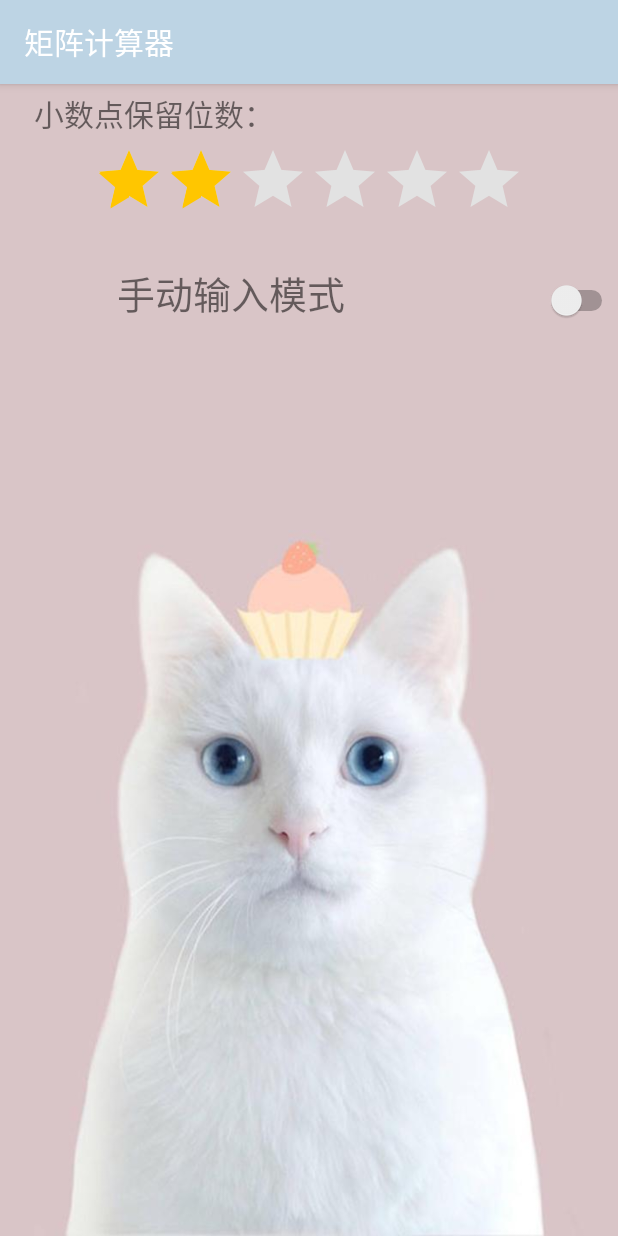
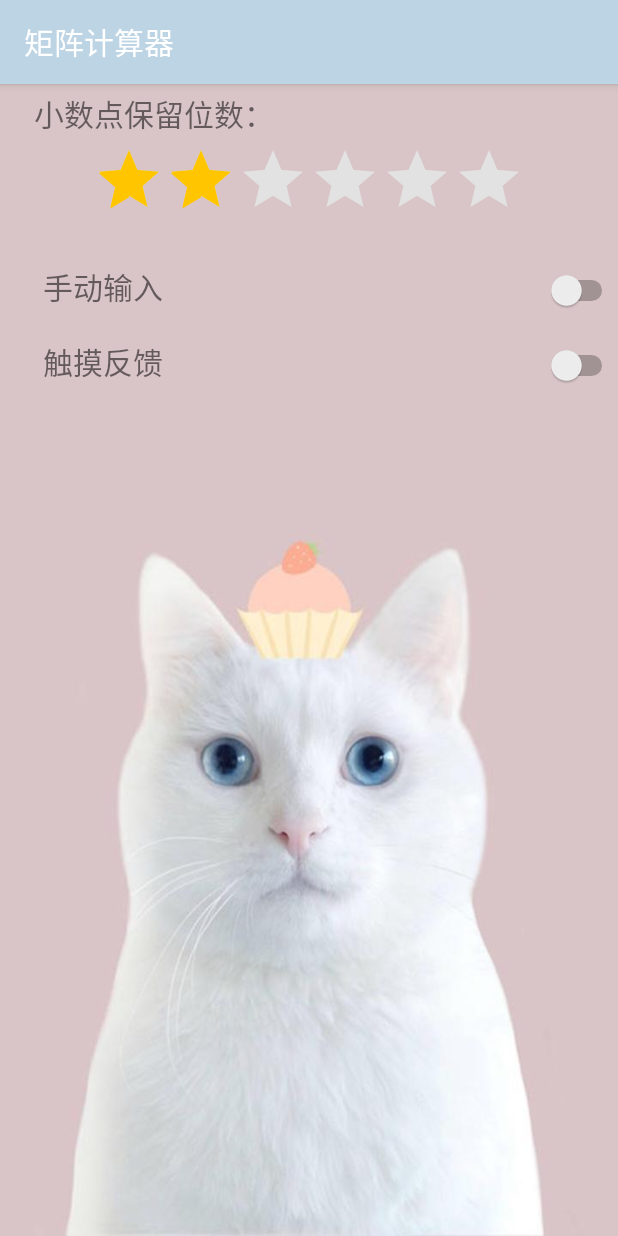
Before and after one commit to luolaihua/MyCalculator, an Android app: the screen it shows after launch (Setting), in the options menu, after a tap on "设置", on a phone screen of 412 x 824 dp. Run offline under Robolectric (Android 15) with nearby library versions, the light colour scheme and no system bars.

Commit message:
增加触摸反馈，可以自由切换
Signed-off-by: luolaihua <1973653885@qq.com>

```diff
--- a/app/src/main/AndroidManifest.xml
+++ b/app/src/main/AndroidManifest.xml
@@ -3,7 +3,7 @@
     package="com.luo.matrixcaculator">
 
     <uses-permission android:name="android.permission.INTERNET" />
-
+    <uses-permission android:name="android.permission.VIBRATE"/>
     <application
         android:name=".MyApplication"
         android:allowBackup="true"
--- a/app/src/main/java/com/luo/matrixcaculator/MainActivity.java
+++ b/app/src/main/java/com/luo/matrixcaculator/MainActivity.java
@@ -4,6 +4,7 @@ package com.luo.matrixcaculator;
 import android.content.Intent;
 import android.content.SharedPreferences;
 import android.graphics.Color;
+import android.os.Vibrator;
 import android.support.annotation.NonNull;
 import android.support.design.widget.NavigationView;
 import android.support.v4.view.GravityCompat;
@@ -45,14 +46,15 @@ public class MainActivity extends AppCompatActivity implements View.OnClickListe
     private double[][] result,m,n,eigD,eigV,inverse,transpose;// 结果
     private double rank,det;
     private static int num = 3;//小数点保留位数
-    private static boolean which_mode = false;
+    private static boolean which_mode = false;//是否手动输入模式
+    private static boolean isVibrate = false;//是否触摸反馈
     private LinearLayout linear_a1,linear_a2,linear_a3,linear_a4,linear_a5,
             linear_b1,linear_b2,linear_b3,linear_b4,linear_b5,linear_a,linear_b;
     static double id_a[][] = new double[5][5];
     static double id_b[][] = new double[5][5];
     static double data_a[][] = new double[5][5];
     static double data_b[][] = new double[5][5];
-
+    Vibrator vibrator;
 
 
     private DrawerLayout drawerLayout;
@@ -64,6 +66,7 @@ public class MainActivity extends AppCompatActivity implements View.OnClickListe
         SharedPreferences preferences = getSharedPreferences("data_num", MODE_PRIVATE);
         num = preferences.getInt("num",2);
         which_mode = preferences.getBoolean("isChecked", false);
+        isVibrate = preferences.getBoolean("isVibrate", false);
 
         if (which_mode) {
             linear_a.setVisibility(View.GONE);
@@ -87,6 +90,8 @@ public class MainActivity extends AppCompatActivity implements View.OnClickListe
         setContentView(R.layout.activity_main);
         SharedPreferences preferences = getSharedPreferences("data_num", MODE_PRIVATE);
         num = preferences.getInt("num",2);
+
+        vibrator = (Vibrator) getSystemService(VIBRATOR_SERVICE);
 
         id_a[0][0] = R.id.a_00;
         id_a[0][1] = R.id.a_01;
@@ -742,6 +747,10 @@ public class MainActivity extends AppCompatActivity implements View.OnClickListe
         tv_equal.setOnClickListener(new View.OnClickListener() {
             @Override
             public void onClick(View v) {
+                if(isVibrate){
+                    vibrator.vibrate(10);
+                }
+
                 if (flag == 0) {
                     Toast.makeText(MainActivity.this,"还没有点运算符号呢！", Toast.LENGTH_SHORT).show();
                 }else {
@@ -806,6 +815,9 @@ public class MainActivity extends AppCompatActivity implements View.OnClickListe
     public void onClick(View v) {
         switch (v.getId()){
             case R.id.main_A:
+                if(isVibrate){
+                    vibrator.vibrate(10);
+                }
                 if(which_mode){
                     et_inputA.setText(MyJama.UnitMatrix(num_row_a,num_column_a));
                 }else {
@@ -820,6 +832,9 @@ public class MainActivity extends AppCompatActivity implements View.OnClickListe
                 }
                 break;
             case R.id.main_B:
+                if(isVibrate){
+                    vibrator.vibrate(10);
+                }
                 if(which_mode){
                     et_inputB.setText(MyJama.UnitMatrix(num_row_b,num_column_b));
                 }else {
@@ -836,6 +851,9 @@ public class MainActivity extends AppCompatActivity implements View.OnClickListe
                break;
 
             case R.id.main_tv_add:
+                if(isVibrate){
+                    vibrator.vibrate(10);
+                }
                 tv_add.setBackgroundColor(Color.parseColor("#86C0EE"));
                 tv_sub.setBackgroundColor(Color.parseColor("#6FE2EDF5"));
                 tv_mult.setBackgroundColor(Color.parseColor("#6FE2EDF5"));
@@ -843,6 +861,9 @@ public class MainActivity extends AppCompatActivity implements View.OnClickListe
                 tv_sovleTran.setBackgroundColor(Color.parseColor("#6FE2EDF5"));
                 flag = 1;break;
             case R.id.main_tv_sub:
+                if(isVibrate){
+                    vibrator.vibrate(10);
+                }
                 tv_add.setBackgroundColor(Color.parseColor("#6FE2EDF5"));
                 tv_sub.setBackgroundColor(Color.parseColor("#86C0EE"));
                 tv_mult.setBackgroundColor(Color.parseColor("#6FE2EDF5"));
@@ -850,6 +871,9 @@ public class MainActivity extends AppCompatActivity implements View.OnClickListe
                 tv_sovleTran.setBackgroundColor(Color.parseColor("#6FE2EDF5"));
                 flag = 2;break;
             case R.id.main_tv_mult:
+                if(isVibrate){
+                    vibrator.vibrate(10);
+                }
                 tv_add.setBackgroundColor(Color.parseColor("#6FE2EDF5"));
                 tv_sub.setBackgroundColor(Color.parseColor("#6FE2EDF5"));
                 tv_mult.setBackgroundColor(Color.parseColor("#86C0EE"));
@@ -857,6 +881,9 @@ public class MainActivity extends AppCompatActivity implements View.OnClickListe
                 tv_sovleTran.setBackgroundColor(Color.parseColor("#6FE2EDF5"));
                 flag = 3;break;
             case R.id.main_sovle:
+                if(isVibrate){
+                    vibrator.vibrate(10);
+                }
                 tv_add.setBackgroundColor(Color.parseColor("#6FE2EDF5"));
                 tv_sub.setBackgroundColor(Color.parseColor("#6FE2EDF5"));
                 tv_mult.setBackgroundColor(Color.parseColor("#6FE2EDF5"));
@@ -864,6 +891,9 @@ public class MainActivity extends AppCompatActivity implements View.OnClickListe
                 tv_sovleTran.setBackgroundColor(Color.parseColor("#6FE2EDF5"));
                 flag = 4;break;
             case R.id.main_sovleTran:
+                if(isVibrate){
+                    vibrator.vibrate(10);
+                }
                 tv_add.setBackgroundColor(Color.parseColor("#6FE2EDF5"));
                 tv_sub.setBackgroundColor(Color.parseColor("#6FE2EDF5"));
                 tv_mult.setBackgroundColor(Color.parseColor("#6FE2EDF5"));
@@ -871,6 +901,9 @@ public class MainActivity extends AppCompatActivity implements View.OnClickListe
                 tv_sovleTran.setBackgroundColor(Color.parseColor("#86C0EE"));
                 flag = 5;break;
             case R.id.main_analysisA:
+                if(isVibrate){
+                    vibrator.vibrate(10);
+                }
                 if(which_mode){
                     try{
 
@@ -967,6 +1000,9 @@ public class MainActivity extends AppCompatActivity implements View.OnClickListe
 
 
             case R.id.main_analysisB:
+                if(isVibrate){
+                    vibrator.vibrate(10);
+                }
                 if(which_mode){
                     try{
                         input_b = et_inputB.getText().toString();
@@ -1059,7 +1095,9 @@ public class MainActivity extends AppCompatActivity implements View.OnClickListe
                     }
                 }
             case R.id.main_clearAll:
-               // Toast.makeText(MainActivity.this," 99999",Toast.LENGTH_SHORT).show();
+                if(isVibrate){
+                vibrator.vibrate(10);
+            }
                 flag = 0;
                 tv_add.setBackgroundColor(Color.parseColor("#6FE2EDF5"));
                 tv_sub.setBackgroundColor(Color.parseColor("#6FE2EDF5"));
--- a/app/src/main/java/com/luo/matrixcaculator/Setting.java
+++ b/app/src/main/java/com/luo/matrixcaculator/Setting.java
@@ -19,9 +19,9 @@ import java.util.List;
 public class Setting extends AppCompatActivity {
 //private Spinner spinner;
 private static int num = 3,isture = 0;
-private static boolean which_mode = false;
+private static boolean which_mode = false,isVibrate = false;
 private RatingBar ratingBar;
-private Switch aSwitch;
+private Switch aSwitch,sw_vibrate;
 private TextView tv_num;
 private SharedPreferences.Editor editor;
     //private List<String> list_num = new ArrayList<>();
@@ -32,13 +32,16 @@ private SharedPreferences.Editor editor;
 
         tv_num = (TextView) findViewById(R.id.tv_num);
         aSwitch = (Switch) findViewById(R.id.sw);
+        sw_vibrate = (Switch) findViewById(R.id.sw_vibrate);
 
 
         SharedPreferences preferences = getSharedPreferences("data_num", MODE_PRIVATE);
         num = preferences.getInt("num",2);
         which_mode = preferences.getBoolean("isChecked", false);
+        isVibrate = preferences.getBoolean("isVibrate", false);
 
         aSwitch.setChecked(which_mode);
+        sw_vibrate.setChecked(isVibrate);
 
 
 
@@ -52,6 +55,21 @@ private SharedPreferences.Editor editor;
                     Toast.makeText(Setting.this,"手动输入模式关",Toast.LENGTH_SHORT).show();
                 }
                 editor.putBoolean("isChecked",isChecked);
+                editor.apply();
+            }
+        });
+
+
+        sw_vibrate.setOnCheckedChangeListener(new CompoundButton.OnCheckedChangeListener() {
+            @Override
+            public void onCheckedChanged(CompoundButton buttonView, boolean isChecked) {
+                editor = getSharedPreferences("data_num",MODE_PRIVATE).edit();
+                if(isChecked){
+                    Toast.makeText(Setting.this,"触摸反馈开",Toast.LENGTH_SHORT).show();
+                }else {
+                    Toast.makeText(Setting.this,"触摸反馈关",Toast.LENGTH_SHORT).show();
+                }
+                editor.putBoolean("isVibrate",isChecked);
                 editor.apply();
             }
         });
--- a/app/src/main/res/layout/activity_setting.xml
+++ b/app/src/main/res/layout/activity_setting.xml
@@ -47,20 +47,41 @@
 
     </LinearLayout>
     <LinearLayout
+        android:layout_marginBottom="10dp"
         android:layout_width="match_parent"
         android:layout_height="wrap_content">
         <TextView
             android:gravity="center"
-            android:text="手动输入模式"
-            android:textSize="25sp"
+            android:text="手动输入"
+            android:textSize="20sp"
             android:layout_width="0dp"
-            android:layout_weight="3"
+            android:layout_weight="1"
             android:layout_height="wrap_content"></TextView>
 
         <Switch
+            android:textOn="on"
+            android:textOff="off"
             android:id="@+id/sw"
             android:layout_width="0dp"
+            android:layout_weight="2"
+            android:layout_height="wrap_content" />
+    </LinearLayout>
+    <LinearLayout
+        android:layout_marginTop="10dp"
+        android:layout_width="match_parent"
+        android:layout_height="wrap_content">
+        <TextView
+            android:gravity="center"
+            android:text="触摸反馈"
+            android:textSize="20sp"
+            android:layout_width="0dp"
             android:layout_weight="1"
+            android:layout_height="wrap_content"></TextView>
+
+        <Switch
+            android:id="@+id/sw_vibrate"
+            android:layout_width="0dp"
+            android:layout_weight="2"
             android:layout_height="wrap_content" />
     </LinearLayout>
 
--- a/app/src/main/res/values/colors.xml
+++ b/app/src/main/res/values/colors.xml
@@ -2,6 +2,6 @@
 <resources>
     <color name="colorPrimary">#BDD4E4</color>
     <color name="colorPrimaryDark">#BDD4E4</color>
-    <color name="colorAccent">#ECAFAA</color>
+    <color name="colorAccent">#86C0EE</color>
     <color name="press">#86C0EE</color>
 </resources>
```
